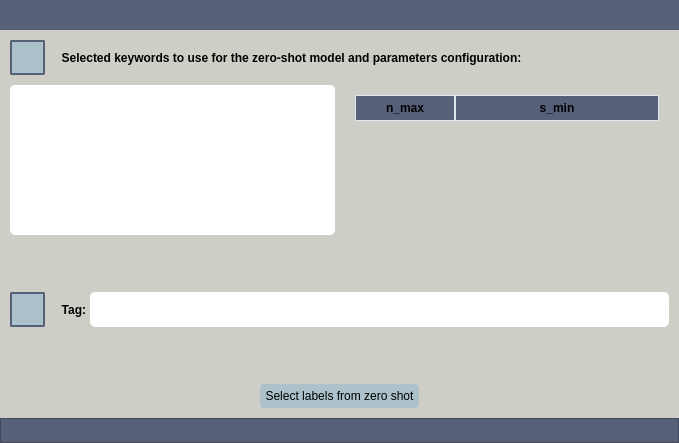
Before: the Qt Designer form UIs/get_labels_from_zeroshot.ui in IntelCompH2020/domain_classification, drawn with Qt 5.
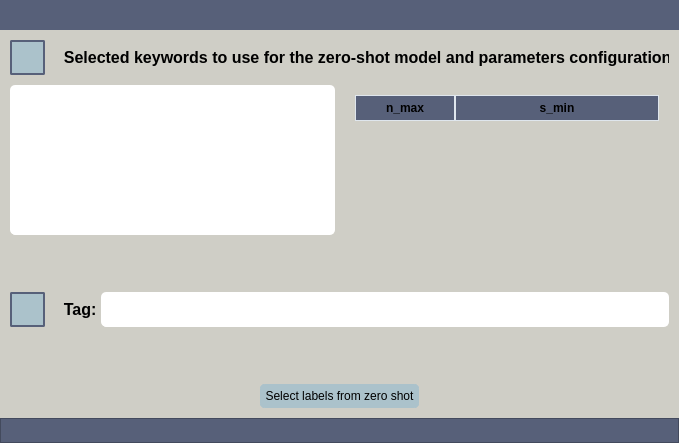
After: the same form once the commit is applied. Icons and pictures are not drawn.

```diff
--- a/UIs/get_labels_from_zeroshot.ui
+++ b/UIs/get_labels_from_zeroshot.ui
@@ -233,12 +233,17 @@
              </property>
              <property name="font">
               <font>
+               <family>Arial</family>
+               <pointsize>12</pointsize>
                <weight>75</weight>
+               <italic>false</italic>
                <bold>true</bold>
               </font>
              </property>
              <property name="styleSheet">
-              <string notr="true">color:black;</string>
+              <string notr="true">font: 12pt &quot;Arial&quot;;
+font-weight: bold;
+color:black;</string>
              </property>
              <property name="text">
               <string>  Selected keywords to use for the zero-shot model and parameters configuration:</string>
@@ -600,12 +605,17 @@
              </property>
              <property name="font">
               <font>
+               <family>Arial</family>
+               <pointsize>12</pointsize>
                <weight>75</weight>
+               <italic>false</italic>
                <bold>true</bold>
               </font>
              </property>
              <property name="styleSheet">
-              <string notr="true">color:black;</string>
+              <string notr="true">font: 12pt &quot;Arial&quot;;
+font-weight: bold;
+color:black;</string>
              </property>
              <property name="text">
               <string>  Tag: </string>
```
Left out of the diff: 12 changed lines with no effect on the pictures.
